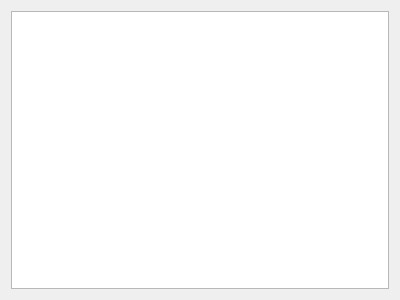
eeaapp6/AppFlow-Agent, file GUIDialog/GUICalculateDialog/SolutionWidget.ui: the form before one commit.
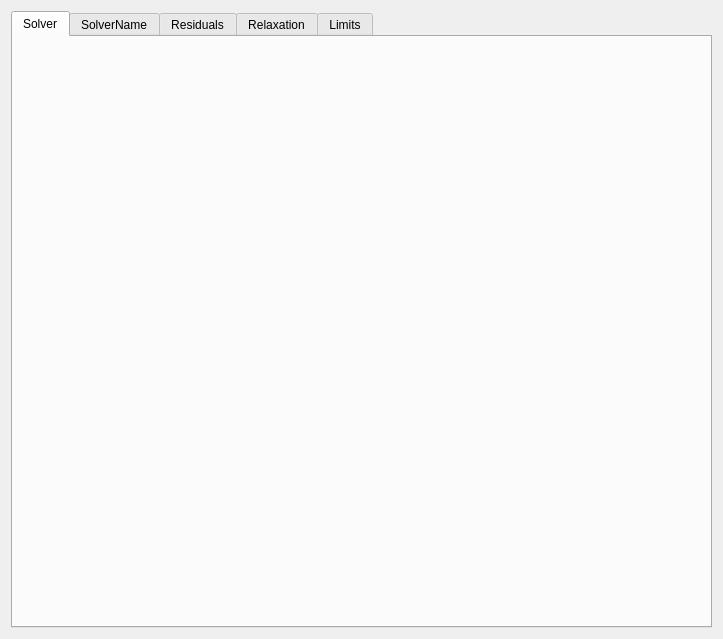
The form after the commit.

Commit message: 1.求解器参数界面修改 2.solution界面tab页自适应添加

Diff of the .ui file:
```diff
--- a/GUIDialog/GUICalculateDialog/SolutionWidget.ui
+++ b/GUIDialog/GUICalculateDialog/SolutionWidget.ui
@@ -6,8 +6,8 @@
    <rect>
     <x>0</x>
     <y>0</y>
-    <width>400</width>
-    <height>300</height>
+    <width>723</width>
+    <height>639</height>
    </rect>
   </property>
   <property name="windowTitle">
@@ -15,7 +15,36 @@
   </property>
   <layout class="QGridLayout" name="gridLayout">
    <item row="0" column="0">
-    <widget class="QTableWidget" name="tableWidget"/>
+    <widget class="QTabWidget" name="tabWidget">
+     <property name="currentIndex">
+      <number>0</number>
+     </property>
+     <widget class="QWidget" name="Solvers">
+      <attribute name="title">
+       <string>Solver</string>
+      </attribute>
+     </widget>
+     <widget class="QWidget" name="SolverName">
+      <attribute name="title">
+       <string>SolverName</string>
+      </attribute>
+     </widget>
+     <widget class="QWidget" name="Residuals">
+      <attribute name="title">
+       <string>Residuals</string>
+      </attribute>
+     </widget>
+     <widget class="QWidget" name="Relaxation">
+      <attribute name="title">
+       <string>Relaxation</string>
+      </attribute>
+     </widget>
+     <widget class="QWidget" name="Limits">
+      <attribute name="title">
+       <string>Limits</string>
+      </attribute>
+     </widget>
+    </widget>
    </item>
   </layout>
  </widget>
```
The commit also changes 5 other files.
